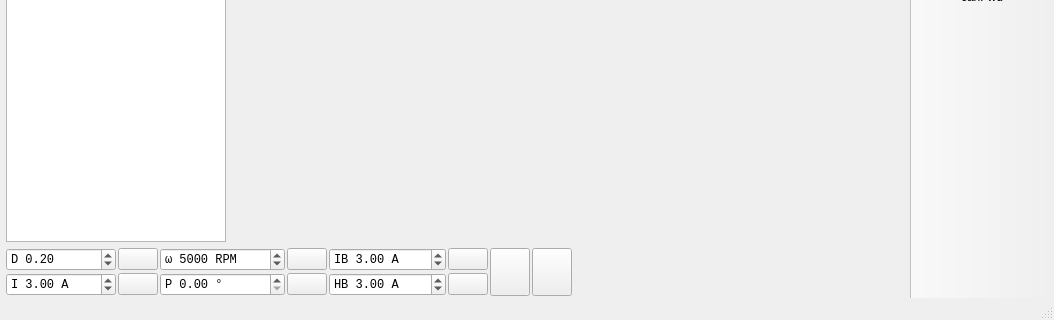
Before: the Qt Designer form mainwindow.ui in loudmannn/vesc_tool, drawn with Qt 5; both pictures show x 0 to 1054 and y 322 to 642 of the 1054 by 642 pixel window.
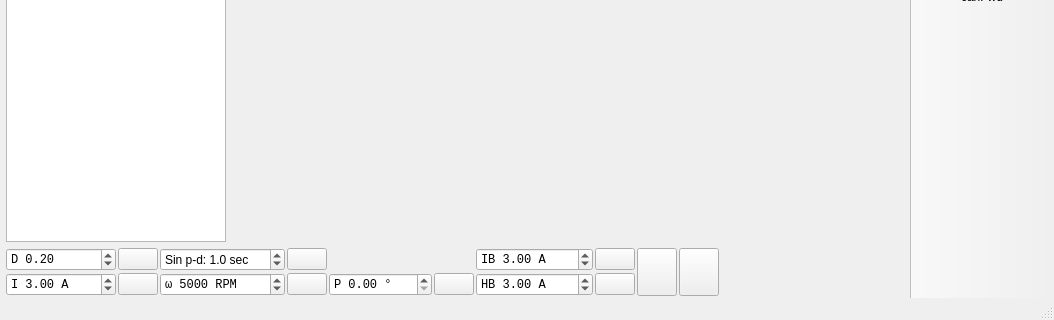
After: the same form once the commit is applied. Icons and pictures are not drawn. Custom widgets are drawn as their Qt base class.

```diff
--- a/mainwindow.ui
+++ b/mainwindow.ui
@@ -14,7 +14,7 @@
    <string>VESC Tool</string>
   </property>
   <property name="windowIcon">
-   <iconset resource="res_gold.qrc">
+   <iconset resource="res_neutral.qrc">
     <normaloff>:/res/icon.png</normaloff>:/res/icon.png</iconset>
   </property>
   <widget class="QWidget" name="centralWidget">
@@ -44,7 +44,7 @@
            <string/>
           </property>
           <property name="pixmap">
-           <pixmap resource="res_gold.qrc">:/res/logo.png</pixmap>
+           <pixmap resource="res_neutral.qrc">:/res/logo.png</pixmap>
           </property>
           <property name="scaledContents">
            <bool>true</bool>
@@ -89,39 +89,7 @@
       <property name="spacing">
        <number>2</number>
       </property>
-      <item row="1" column="8">
-       <widget class="DisplayBar" name="dispCurrent" native="true">
-        <property name="sizePolicy">
-         <sizepolicy hsizetype="MinimumExpanding" vsizetype="Preferred">
-          <horstretch>0</horstretch>
-          <verstretch>0</verstretch>
-         </sizepolicy>
-        </property>
-        <property name="minimumSize">
-         <size>
-          <width>150</width>
-          <height>0</height>
-         </size>
-        </property>
-       </widget>
-      </item>
-      <item row="0" column="8">
-       <widget class="DisplayBar" name="dispDuty" native="true">
-        <property name="sizePolicy">
-         <sizepolicy hsizetype="MinimumExpanding" vsizetype="Preferred">
-          <horstretch>0</horstretch>
-          <verstretch>0</verstretch>
-         </sizepolicy>
-        </property>
-        <property name="minimumSize">
-         <size>
-          <width>150</width>
-          <height>0</height>
-         </size>
-        </property>
-       </widget>
-      </item>
-      <item row="0" column="6" rowspan="2">
+      <item row="0" column="8" rowspan="2">
        <widget class="QPushButton" name="fullBrakeButton">
         <property name="sizePolicy">
          <sizepolicy hsizetype="Fixed" vsizetype="MinimumExpanding">
@@ -156,134 +124,55 @@
         </property>
        </widget>
       </item>
-      <item row="1" column="4">
-       <widget class="QDoubleSpinBox" name="handbrakeBox">
-        <property name="font">
-         <font>
-          <family>Monospace</family>
-         </font>
+      <item row="0" column="9" rowspan="2">
+       <widget class="QPushButton" name="stopButton">
+        <property name="sizePolicy">
+         <sizepolicy hsizetype="Fixed" vsizetype="MinimumExpanding">
+          <horstretch>0</horstretch>
+          <verstretch>0</verstretch>
+         </sizepolicy>
         </property>
         <property name="toolTip">
-         <string>Handbrake current</string>
-        </property>
-        <property name="prefix">
-         <string>HB </string>
-        </property>
-        <property name="suffix">
-         <string> A</string>
-        </property>
-        <property name="minimum">
-         <double>-500.000000000000000</double>
-        </property>
-        <property name="maximum">
-         <double>500.000000000000000</double>
-        </property>
-        <property name="singleStep">
-         <double>0.500000000000000</double>
-        </property>
-        <property name="value">
-         <double>3.000000000000000</double>
-        </property>
-       </widget>
-      </item>
-      <item row="1" column="5">
-       <widget class="QPushButton" name="handbrakeButton">
-        <property name="toolTip">
-         <string>Handbrake current</string>
+         <string>Switch off</string>
         </property>
         <property name="text">
          <string/>
         </property>
         <property name="icon">
          <iconset resource="res.qrc">
-          <normaloff>:/res/icons/Brake Warning-96.png</normaloff>:/res/icons/Brake Warning-96.png</iconset>
+          <normaloff>:/res/icons/Stop Sign-96.png</normaloff>:/res/icons/Stop Sign-96.png</iconset>
         </property>
-       </widget>
-      </item>
-      <item row="1" column="0">
-       <widget class="QDoubleSpinBox" name="currentBox">
-        <property name="font">
-         <font>
-          <family>Monospace</family>
-         </font>
+        <property name="iconSize">
+         <size>
+          <width>40</width>
+          <height>40</height>
+         </size>
         </property>
-        <property name="toolTip">
-         <string>Current</string>
-        </property>
-        <property name="frame">
-         <bool>true</bool>
-        </property>
-        <property name="prefix">
-         <string>I </string>
-        </property>
-        <property name="suffix">
-         <string> A</string>
-        </property>
-        <property name="minimum">
-         <double>-500.000000000000000</double>
-        </property>
-        <property name="maximum">
-         <double>500.000000000000000</double>
-        </property>
-        <property name="singleStep">
-         <double>0.500000000000000</double>
-        </property>
-        <property name="value">
-         <double>3.000000000000000</double>
+        <property name="shortcut">
+         <string>Esc</string>
         </property>
        </widget>
       </item>
       <item row="0" column="2">
-       <widget class="QDoubleSpinBox" name="speedBox">
-        <property name="font">
-         <font>
-          <family>Monospace</family>
-         </font>
-        </property>
-        <property name="toolTip">
-         <string>Speed</string>
-        </property>
+       <widget class="QDoubleSpinBox" name="periodBox">
         <property name="prefix">
-         <string>ω </string>
+         <string>Sin p-d: </string>
         </property>
         <property name="suffix">
-         <string> RPM</string>
+         <string> sec</string>
         </property>
         <property name="decimals">
-         <number>0</number>
-        </property>
-        <property name="minimum">
-         <double>-400000.000000000000000</double>
-        </property>
-        <property name="maximum">
-         <double>400000.000000000000000</double>
+         <number>1</number>
         </property>
         <property name="singleStep">
-         <double>100.000000000000000</double>
+         <double>0.100000000000000</double>
         </property>
         <property name="value">
-         <double>5000.000000000000000</double>
+         <double>1.000000000000000</double>
         </property>
        </widget>
       </item>
-      <item row="0" column="1">
-       <widget class="QPushButton" name="dutyButton">
-        <property name="toolTip">
-         <string>Duty cycle</string>
-        </property>
-        <property name="text">
-         <string/>
-        </property>
-        <property name="icon">
-         <iconset resource="res.qrc">
-          <normaloff>:/res/icons/Circled Play-96.png</normaloff>:/res/icons/Circled Play-96.png</iconset>
-        </property>
-        <property name="flat">
-         <bool>false</bool>
-        </property>
-       </widget>
-      </item>
-      <item row="1" column="2">
+      <item row="1" column="4">
        <widget class="QDoubleSpinBox" name="posBox">
         <property name="font">
          <font>
@@ -310,7 +199,133 @@
         </property>
        </widget>
       </item>
-      <item row="1" column="3">
+      <item row="1" column="10">
+       <widget class="DisplayBar" name="dispCurrent" native="true">
+        <property name="sizePolicy">
+         <sizepolicy hsizetype="MinimumExpanding" vsizetype="Preferred">
+          <horstretch>0</horstretch>
+          <verstretch>0</verstretch>
+         </sizepolicy>
+        </property>
+        <property name="minimumSize">
+         <size>
+          <width>120</width>
+          <height>0</height>
+         </size>
+        </property>
+       </widget>
+      </item>
+      <item row="1" column="0">
+       <widget class="QDoubleSpinBox" name="currentBox">
+        <property name="font">
+         <font>
+          <family>Monospace</family>
+         </font>
+        </property>
+        <property name="toolTip">
+         <string>Current</string>
+        </property>
+        <property name="frame">
+         <bool>true</bool>
+        </property>
+        <property name="prefix">
+         <string>I </string>
+        </property>
+        <property name="suffix">
+         <string> A</string>
+        </property>
+        <property name="minimum">
+         <double>-500.000000000000000</double>
+        </property>
+        <property name="maximum">
+         <double>500.000000000000000</double>
+        </property>
+        <property name="singleStep">
+         <double>0.500000000000000</double>
+        </property>
+        <property name="value">
+         <double>3.000000000000000</double>
+        </property>
+       </widget>
+      </item>
+      <item row="0" column="10">
+       <widget class="DisplayBar" name="dispDuty" native="true">
+        <property name="sizePolicy">
+         <sizepolicy hsizetype="MinimumExpanding" vsizetype="Preferred">
+          <horstretch>0</horstretch>
+          <verstretch>0</verstretch>
+         </sizepolicy>
+        </property>
+        <property name="minimumSize">
+         <size>
+          <width>120</width>
+          <height>0</height>
+         </size>
+        </property>
+       </widget>
+      </item>
+      <item row="1" column="6">
+       <widget class="QDoubleSpinBox" name="handbrakeBox">
+        <property name="font">
+         <font>
+          <family>Monospace</family>
+         </font>
+        </property>
+        <property name="toolTip">
+         <string>Handbrake current</string>
+        </property>
+        <property name="prefix">
+         <string>HB </string>
+        </property>
+        <property name="suffix">
+         <string> A</string>
+        </property>
+        <property name="minimum">
+         <double>-500.000000000000000</double>
+        </property>
+        <property name="maximum">
+         <double>500.000000000000000</double>
+        </property>
+        <property name="singleStep">
+         <double>0.500000000000000</double>
+        </property>
+        <property name="value">
+         <double>3.000000000000000</double>
+        </property>
+       </widget>
+      </item>
+      <item row="1" column="7">
+       <widget class="QPushButton" name="handbrakeButton">
+        <property name="toolTip">
+         <string>Handbrake current</string>
+        </property>
+        <property name="text">
+         <string/>
+        </property>
+        <property name="icon">
+         <iconset resource="res.qrc">
+          <normaloff>:/res/icons/Brake Warning-96.png</normaloff>:/res/icons/Brake Warning-96.png</iconset>
+        </property>
+       </widget>
+      </item>
+      <item row="0" column="1">
+       <widget class="QPushButton" name="dutyButton">
+        <property name="toolTip">
+         <string>Duty cycle</string>
+        </property>
+        <property name="text">
+         <string/>
+        </property>
+        <property name="icon">
+         <iconset resource="res.qrc">
+          <normaloff>:/res/icons/Circled Play-96.png</normaloff>:/res/icons/Circled Play-96.png</iconset>
+        </property>
+        <property name="flat">
+         <bool>false</bool>
+        </property>
+       </widget>
+      </item>
+      <item row="1" column="5">
        <widget class="QPushButton" name="posButton">
         <property name="toolTip">
          <string>Position</string>
@@ -324,46 +339,17 @@
         </property>
        </widget>
       </item>
-      <item row="0" column="7" rowspan="2">
-       <widget class="QPushButton" name="stopButton">
-        <property name="sizePolicy">
-         <sizepolicy hsizetype="Fixed" vsizetype="MinimumExpanding">
-          <horstretch>0</horstretch>
-          <verstretch>0</verstretch>
-         </sizepolicy>
-        </property>
+      <item row="0" column="7">
+       <widget class="QPushButton" name="brakeCurrentButton">
         <property name="toolTip">
-         <string>Switch off</string>
+         <string>Brake current</string>
         </property>
         <property name="text">
          <string/>
         </property>
         <property name="icon">
          <iconset resource="res.qrc">
-          <normaloff>:/res/icons/Stop Sign-96.png</normaloff>:/res/icons/Stop Sign-96.png</iconset>
-        </property>
-        <property name="iconSize">
-         <size>
-          <width>40</width>
-          <height>40</height>
-         </size>
-        </property>
-        <property name="shortcut">
-         <string>Esc</string>
-        </property>
-       </widget>
-      </item>
-      <item row="0" column="3">
-       <widget class="QPushButton" name="speedButton">
-        <property name="toolTip">
-         <string>Speed</string>
-        </property>
-        <property name="text">
-         <string/>
-        </property>
-        <property name="icon">
-         <iconset resource="res.qrc">
-          <normaloff>:/res/icons/Circled Play-96.png</normaloff>:/res/icons/Circled Play-96.png</iconset>
+          <normaloff>:/res/icons/Brake Warning-96.png</normaloff>:/res/icons/Brake Warning-96.png</iconset>
         </property>
        </widget>
       </item>
@@ -381,7 +367,7 @@
         </property>
        </widget>
       </item>
-      <item row="0" column="4">
+      <item row="0" column="6">
        <widget class="QDoubleSpinBox" name="brakeCurrentBox">
         <property name="font">
          <font>
@@ -411,20 +397,6 @@
         </property>
        </widget>
       </item>
-      <item row="0" column="5">
-       <widget class="QPushButton" name="brakeCurrentButton">
-        <property name="toolTip">
-         <string>Brake current</string>
-        </property>
-        <property name="text">
-         <string/>
-        </property>
-        <property name="icon">
-         <iconset resource="res.qrc">
-          <normaloff>:/res/icons/Brake Warning-96.png</normaloff>:/res/icons/Brake Warning-96.png</iconset>
-        </property>
-       </widget>
-      </item>
       <item row="0" column="0">
        <widget class="QDoubleSpinBox" name="dutyBox">
         <property name="font">
@@ -458,6 +430,64 @@
         </property>
        </widget>
       </item>
+      <item row="1" column="2">
+       <widget class="QDoubleSpinBox" name="speedBox">
+        <property name="font">
+         <font>
+          <family>Monospace</family>
+         </font>
+        </property>
+        <property name="toolTip">
+         <string>Speed</string>
+        </property>
+        <property name="prefix">
+         <string>ω </string>
+        </property>
+        <property name="suffix">
+         <string> RPM</string>
+        </property>
+        <property name="decimals">
+         <number>0</number>
+        </property>
+        <property name="minimum">
+         <double>-400000.000000000000000</double>
+        </property>
+        <property name="maximum">
+         <double>400000.000000000000000</double>
+        </property>
+        <property name="singleStep">
+         <double>100.000000000000000</double>
+        </property>
+        <property name="value">
+         <double>5000.000000000000000</double>
+        </property>
+       </widget>
+      </item>
+      <item row="1" column="3">
+       <widget class="QPushButton" name="speedButton">
+        <property name="toolTip">
+         <string>Speed</string>
+        </property>
+        <property name="text">
+         <string/>
+        </property>
+        <property name="icon">
+         <iconset resource="res.qrc">
+          <normaloff>:/res/icons/Circled Play-96.png</normaloff>:/res/icons/Circled Play-96.png</iconset>
+        </property>
+       </widget>
+      </item>
+      <item row="0" column="3">
+       <widget class="QPushButton" name="startSinButton">
+        <property name="text">
+         <string/>
+        </property>
+        <property name="icon">
+         <iconset resource="res.qrc">
+          <normaloff>:/res/icons/Circled Play-96.png</normaloff>:/res/icons/Circled Play-96.png</iconset>
+        </property>
+       </widget>
+      </item>
      </layout>
     </item>
    </layout>
```
Left out of the diff: 2 changed lines with no effect on the pictures.
